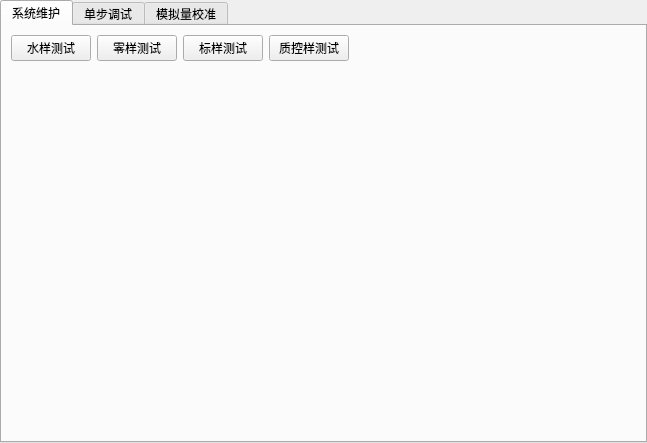
Old version of the form maintaince.ui in the repository DREAM251/WaterMonitoring.
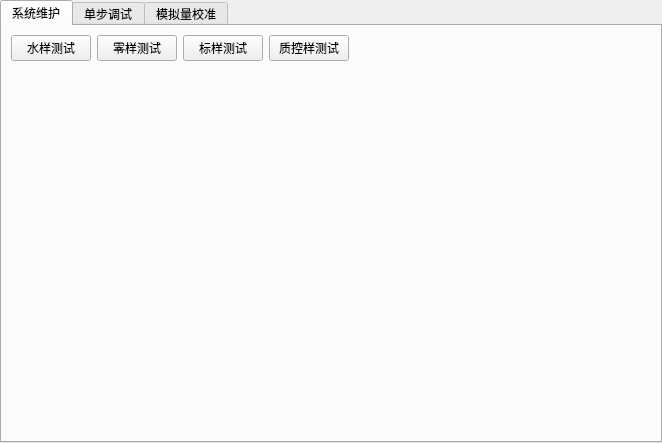
New version of the form. The open tabs and pages were chosen to show the change.

The edit to the form file:
```diff
--- a/maintaince.ui
+++ b/maintaince.ui
@@ -6,7 +6,7 @@
    <rect>
     <x>0</x>
     <y>0</y>
-    <width>647</width>
+    <width>662</width>
     <height>443</height>
    </rect>
   </property>
```
Left out of the diff: 10 changed lines with no effect on the pictures.
